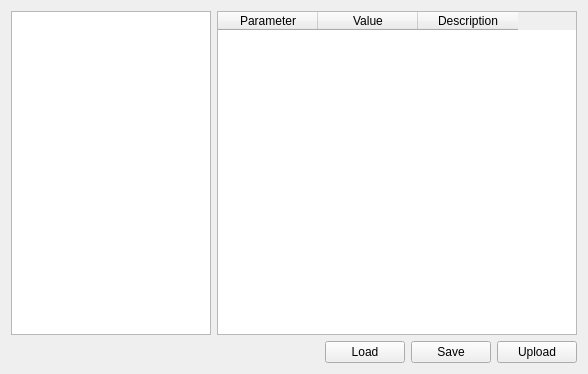
Old version of the form ui/subpanel/pidparametersupdater/PIDParametersUpdaterPanel.ui in the repository AeroQuad/AeroQuadConfiguratorPyQt.
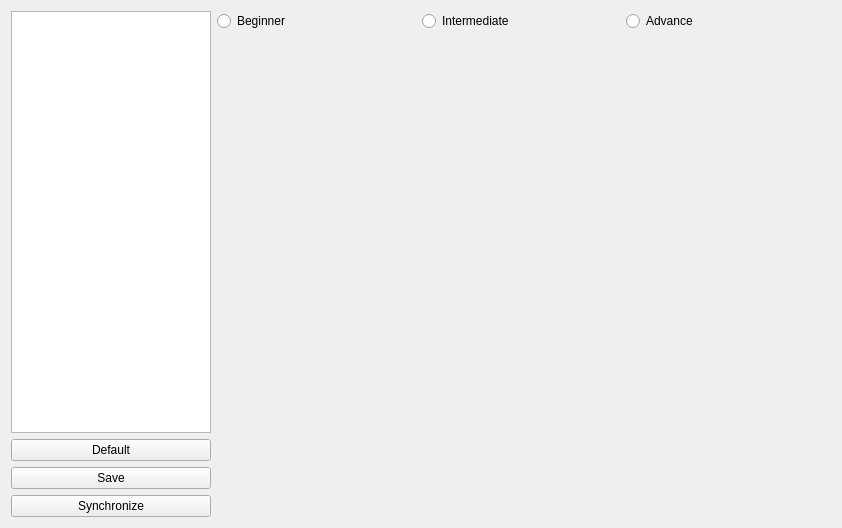
New version of the form.

Diff of the .ui file:
```diff
--- a/ui/subpanel/pidparametersupdater/PIDParametersUpdaterPanel.ui
+++ b/ui/subpanel/pidparametersupdater/PIDParametersUpdaterPanel.ui
@@ -6,23 +6,56 @@
    <rect>
     <x>0</x>
     <y>0</y>
-    <width>588</width>
-    <height>374</height>
+    <width>842</width>
+    <height>528</height>
    </rect>
   </property>
   <property name="windowTitle">
    <string>Update Parameter</string>
   </property>
   <layout class="QGridLayout" name="gridLayout">
-   <item row="2" column="5">
-    <widget class="QPushButton" name="buttonUpload">
-     <property name="text">
-      <string>Upload</string>
+   <item row="0" column="1">
+    <layout class="QHBoxLayout" name="horizontalLayout">
+     <property name="spacing">
+      <number>0</number>
      </property>
-    </widget>
+     <property name="sizeConstraint">
+      <enum>QLayout::SetFixedSize</enum>
+     </property>
+     <item>
+      <widget class="QRadioButton" name="beginner_radio_button">
+       <property name="text">
+        <string>Beginner</string>
+       </property>
+       <attribute name="buttonGroup">
+        <string notr="true">buttonGroup</string>
+       </attribute>
+      </widget>
+     </item>
+     <item>
+      <widget class="QRadioButton" name="intermediate_radio_button">
+       <property name="text">
+        <string>Intermediate</string>
+       </property>
+       <attribute name="buttonGroup">
+        <string notr="true">buttonGroup</string>
+       </attribute>
+      </widget>
+     </item>
+     <item>
+      <widget class="QRadioButton" name="advance_radiobutton">
+       <property name="text">
+        <string>Advance</string>
+       </property>
+       <attribute name="buttonGroup">
+        <string notr="true">buttonGroup</string>
+       </attribute>
+      </widget>
+     </item>
+    </layout>
    </item>
-   <item row="0" column="0">
-    <widget class="QListWidget" name="listParameterType">
+   <item row="0" column="0" rowspan="2">
+    <widget class="QListWidget" name="pid_type_list">
      <property name="maximumSize">
       <size>
        <width>200</width>
@@ -37,79 +70,36 @@
      </property>
     </widget>
    </item>
-   <item row="2" column="0" colspan="2">
-    <spacer name="horizontalSpacer">
-     <property name="orientation">
-      <enum>Qt::Horizontal</enum>
-     </property>
-     <property name="sizeHint" stdset="0">
-      <size>
-       <width>40</width>
-       <height>20</height>
-      </size>
-     </property>
-    </spacer>
-   </item>
-   <item row="0" column="1" colspan="5">
-    <widget class="QTableWidget" name="parameterTable">
-     <property name="styleSheet">
-      <string notr="true"/>
-     </property>
-     <property name="horizontalScrollBarPolicy">
-      <enum>Qt::ScrollBarAsNeeded</enum>
-     </property>
-     <property name="alternatingRowColors">
-      <bool>true</bool>
-     </property>
-     <property name="selectionMode">
-      <enum>QAbstractItemView::NoSelection</enum>
-     </property>
-     <property name="horizontalScrollMode">
-      <enum>QAbstractItemView::ScrollPerPixel</enum>
-     </property>
-     <column>
-      <property name="text">
-       <string>Parameter</string>
-      </property>
-     </column>
-     <column>
-      <property name="text">
-       <string>Value</string>
-      </property>
-     </column>
-     <column>
-      <property name="text">
-       <string>Description</string>
-      </property>
-     </column>
-    </widget>
-   </item>
-   <item row="2" column="4">
-    <widget class="QPushButton" name="buttonSave">
+   <item row="3" column="0">
+    <widget class="QPushButton" name="save_button">
      <property name="text">
       <string>Save</string>
      </property>
     </widget>
    </item>
-   <item row="2" column="3">
-    <widget class="QPushButton" name="buttonLoad">
-     <property name="text">
-      <string>Load</string>
-     </property>
-    </widget>
-   </item>
-   <item row="2" column="2">
-    <spacer name="horizontalSpacer_2">
-     <property name="orientation">
-      <enum>Qt::Horizontal</enum>
-     </property>
-     <property name="sizeHint" stdset="0">
+   <item row="1" column="1" rowspan="4">
+    <widget class="QStackedWidget" name="panel_container">
+     <property name="minimumSize">
       <size>
-       <width>40</width>
-       <height>20</height>
+       <width>0</width>
+       <height>475</height>
       </size>
      </property>
-    </spacer>
+    </widget>
+   </item>
+   <item row="4" column="0">
+    <widget class="QPushButton" name="synchronize_button">
+     <property name="text">
+      <string>Synchronize</string>
+     </property>
+    </widget>
+   </item>
+   <item row="2" column="0">
+    <widget class="QPushButton" name="default_button">
+     <property name="text">
+      <string>Default</string>
+     </property>
+    </widget>
    </item>
   </layout>
  </widget>
```
Left out of the diff: 3 changed lines with no effect on the pictures.
